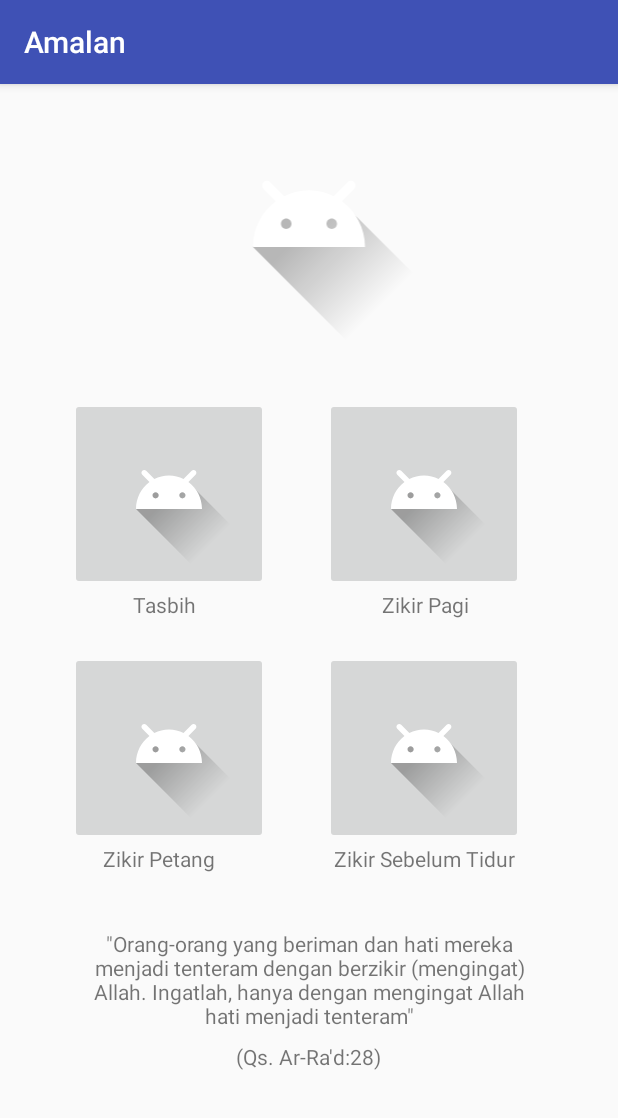
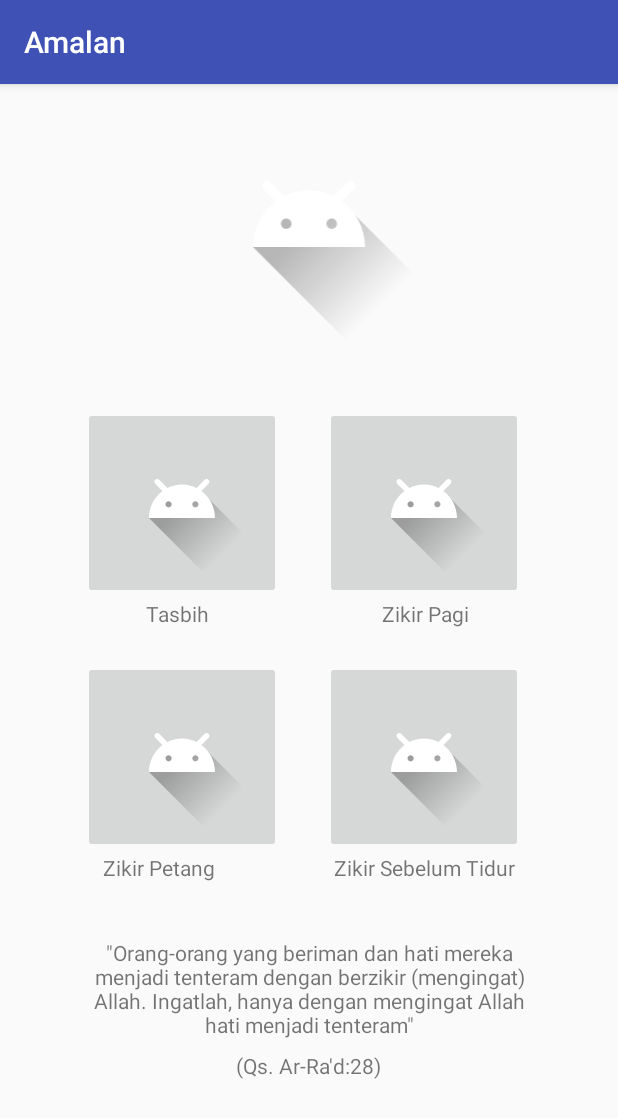
Before and after one commit to arifbugaresa/Kapsel-Amalan, an Android app: the screen it shows after launch (HomeActivity), on a phone screen of 412 x 824 dp. Shown: the top 1118 px of the screen. Run offline under Robolectric (Android 15) with nearby library versions, the phone set to English and light mode, and no system bars.

Commit message:
add intent buat tasbih

```diff
--- a/app/src/main/AndroidManifest.xml
+++ b/app/src/main/AndroidManifest.xml
@@ -16,6 +16,7 @@
                 <category android:name="android.intent.category.LAUNCHER" />
             </intent-filter>
         </activity>
+        <activity android:name=".TasbihActivity"></activity>
     </application>
 
 </manifest>
--- a/app/src/main/java/com/example/arip/amalan/HomeActivity.java
+++ b/app/src/main/java/com/example/arip/amalan/HomeActivity.java
@@ -1,13 +1,36 @@
 package com.example.arip.amalan;
 
+import android.content.Intent;
 import android.support.v7.app.AppCompatActivity;
 import android.os.Bundle;
+import android.view.View;
+import android.widget.ImageButton;
 
 public class HomeActivity extends AppCompatActivity {
+
+    //deklaraasi tombol
+    private ImageButton pindahTasbih;
+    private ImageButton pindahZikir;
 
     @Override
     protected void onCreate(Bundle savedInstanceState) {
         super.onCreate(savedInstanceState);
         setContentView(R.layout.activity_home);
+
+        //inisialisasi Imagetombol
+        pindahTasbih = (ImageButton)findViewById(R.id.ibTasbih);
+        pindahZikir = (ImageButton)findViewById(R.id.ibZikirpagi);
+
+        //fungsi Imagetombol
+        pindahTasbih.setOnClickListener(new View.OnClickListener()
+        {
+            @Override
+            public void onClick(View v)
+            {
+                Intent intent = new Intent(getApplicationContext(), TasbihActivity.class);
+                startActivity(intent);
+            }
+        });
+
     }
 }
--- a/app/src/main/res/layout/activity_home.xml
+++ b/app/src/main/res/layout/activity_home.xml
@@ -21,30 +21,29 @@
             app:srcCompat="@drawable/ic_launcher_foreground" />
 
         <ImageButton
-            android:id="@+id/imageButton2"
+            android:id="@+id/ibTasbih"
             android:layout_width="wrap_content"
             android:layout_height="wrap_content"
+            android:layout_alignStart="@+id/textView"
             android:layout_below="@+id/imageView"
-            android:layout_marginEnd="38dp"
-            android:layout_marginTop="26dp"
-            android:layout_toStartOf="@+id/imageButton3"
+            android:layout_marginTop="32dp"
             app:srcCompat="@drawable/ic_launcher_foreground" />
 
         <TextView
             android:id="@+id/textView3"
             android:layout_width="wrap_content"
             android:layout_height="wrap_content"
-            android:layout_alignStart="@+id/imageButton2"
-            android:layout_below="@+id/imageButton2"
+            android:layout_alignStart="@+id/ibTasbih"
+            android:layout_below="@+id/ibTasbih"
             android:layout_marginStart="42dp"
             android:text="Tasbih" />
 
         <ImageButton
-            android:id="@+id/imageButton3"
+            android:id="@+id/ibZikirpagi"
             android:layout_width="wrap_content"
             android:layout_height="wrap_content"
             android:layout_alignEnd="@+id/textView"
-            android:layout_alignTop="@+id/imageButton2"
+            android:layout_alignTop="@+id/ibTasbih"
             android:layout_marginEnd="8dp"
             app:srcCompat="@drawable/ic_launcher_foreground" />
 
@@ -52,8 +51,8 @@
             android:id="@+id/textView4"
             android:layout_width="wrap_content"
             android:layout_height="wrap_content"
-            android:layout_alignEnd="@+id/imageButton3"
-            android:layout_below="@+id/imageButton3"
+            android:layout_alignEnd="@+id/ibZikirpagi"
+            android:layout_below="@+id/ibZikirpagi"
             android:layout_marginEnd="36dp"
             android:text="Zikir Pagi" />
 
@@ -61,7 +60,7 @@
             android:id="@+id/imageButton6"
             android:layout_width="wrap_content"
             android:layout_height="wrap_content"
-            android:layout_alignStart="@+id/imageButton2"
+            android:layout_alignStart="@+id/ibTasbih"
             android:layout_alignTop="@+id/imageButton7"
             app:srcCompat="@drawable/ic_launcher_foreground" />
 
@@ -80,7 +79,7 @@
             android:id="@+id/imageButton7"
             android:layout_width="wrap_content"
             android:layout_height="wrap_content"
-            android:layout_alignStart="@+id/imageButton3"
+            android:layout_alignStart="@+id/ibZikirpagi"
             android:layout_below="@+id/textView4"
             android:layout_marginTop="22dp"
             app:srcCompat="@drawable/ic_launcher_foreground" />
```
Also changed, not shown: app/src/main/java/com/example/arip/amalan/TasbihActivity.java (added, +13 -0 lines), app/src/main/res/layout/activity_tasbih.xml (added, +16 -0 lines).
